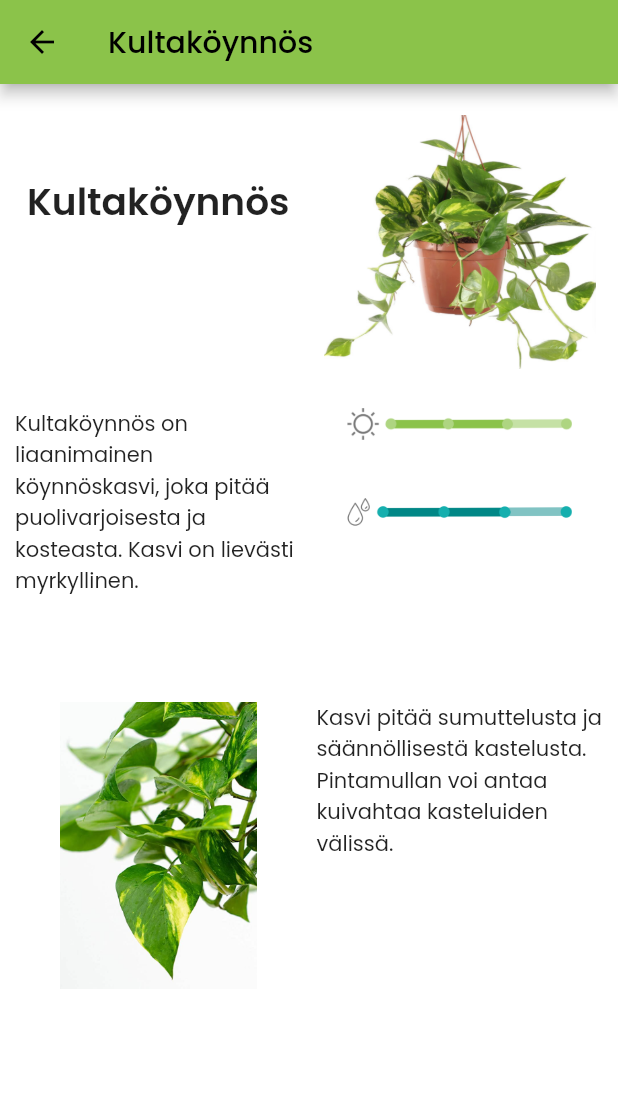
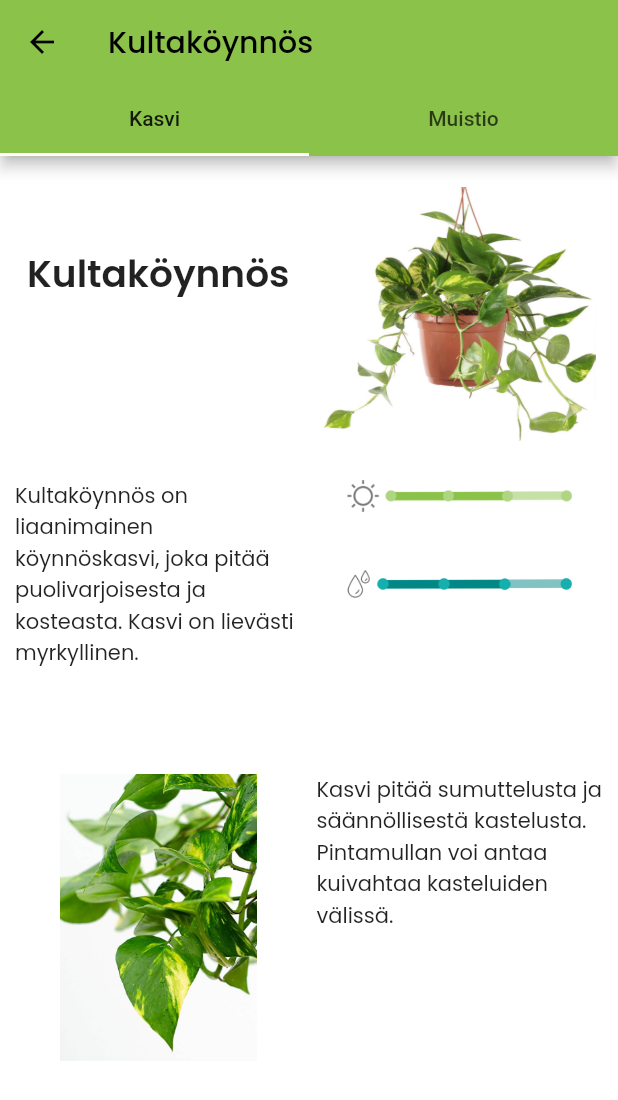
Before and after one commit to nellaSoudunsaari/kasviinfosovellus, a Flutter app: the Pothos screen opened directly, on a phone screen of 412 x 824 dp. Shown: the top 1100 px of the screen. Run offline on Flutter 3.47's test engine with Material 2 defaults, Android fonts, the light colour scheme and no system bars; our stand-ins replace google_fonts.

Commit message:
Melkein valmis

```diff
--- a/lib/main.dart
+++ b/lib/main.dart
@@ -245,11 +245,21 @@ class Pothos extends StatelessWidget {
 
   @override
   Widget build(BuildContext context) {
-    return Scaffold(
+    return DefaultTabController(
+      length: 2,
+      child: Scaffold(
       appBar: AppBar(
+        bottom: TabBar(
+          tabs: [
+            Tab(text: 'Kasvi'),
+            Tab(text: 'Muistio',)
+          ]
+        ),
         title: const Text('Kultaköynnös'),
       ),
-      body: GridView.count(
+      body: TabBarView(
+        children: [
+        GridView.count(
         primary: false,
         padding: const EdgeInsets.all(10),
         crossAxisSpacing: 10,
@@ -303,7 +313,18 @@ class Pothos extends StatelessWidget {
             child: Text('Kasvi pitää sumuttelusta ja säännöllisestä kastelusta. Pintamullan voi antaa kuivahtaa kasteluiden välissä.')
           )
         ],
+      ),
+      Center(
+        child: TextField(
+          decoration: InputDecoration(
+            border: OutlineInputBorder(),
+            hintText: 'Voit kirjoittaa tähän'
+          ),
+        ),
       )
+      ]
+      )
+    )
     );
   }
 }
--- a/pubspec.yaml
+++ b/pubspec.yaml
@@ -49,6 +49,11 @@ dev_dependencies:
   # package. See that file for information about deactivating specific lint
   # rules and activating additional ones.
   flutter_lints: ^2.0.1
+  flutter_launcher_icons: ^0.12.0
+
+flutter_icons:
+ image_path_android: "img/icon.png"
+ android: true
 
 # For information on the generic Dart part of this file, see the
 # following page: https://dart.dev/tools/pub/pubspec
```
Also changed, not shown: img/icon.png (added), pubspec.lock, 5 other files.
